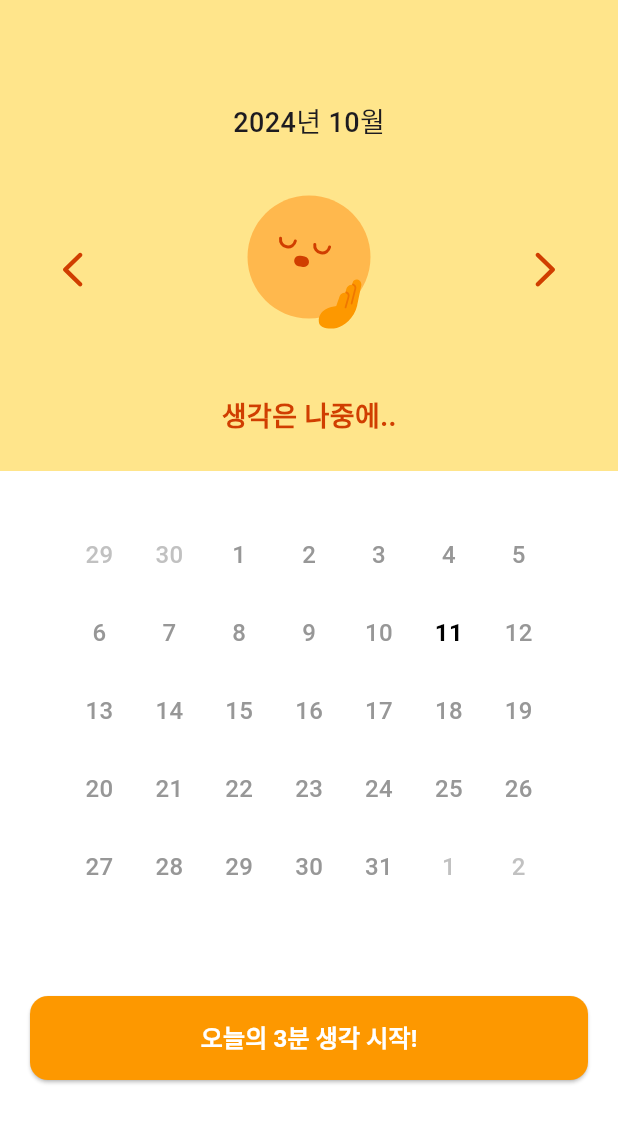
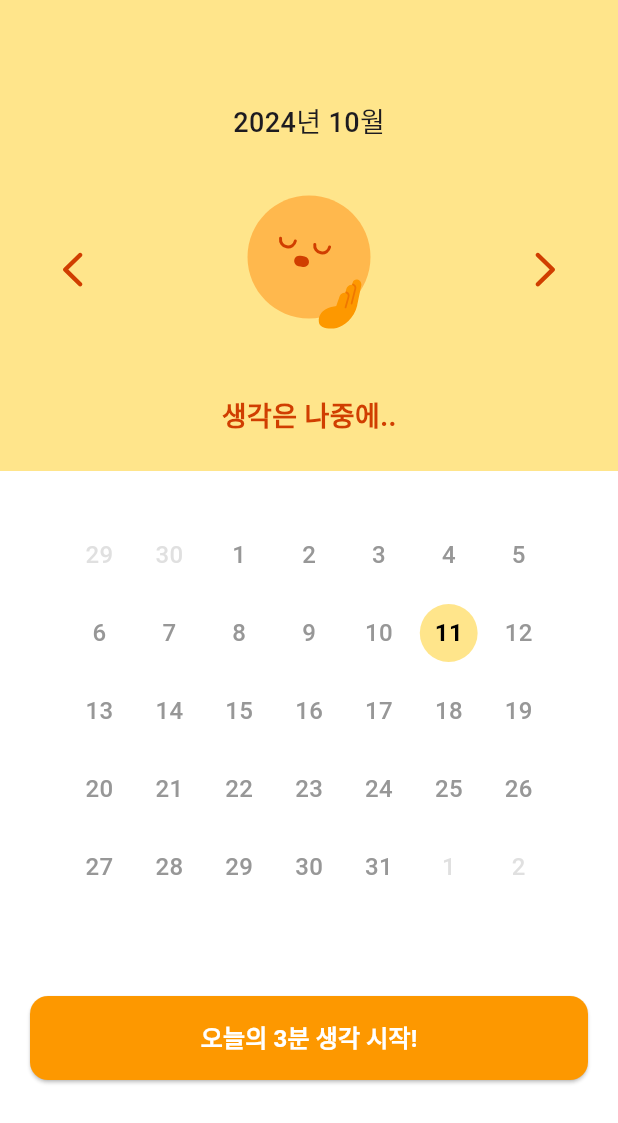
Before and after one commit to hulkcodeer/threeminthinking, a Flutter app: the HomeScreen screen opened by its route, on a phone screen of 412 x 824 dp. Shown: the top 1123 px of the screen. Run offline on Flutter 3.47's test engine with Material 3 defaults, Android fonts, the phone set to English and light mode, and no system bars; drawn by our look-alikes of table_calendar; our stand-ins replace device_info_plus, flutter_dotenv, flutter_riverpod, flutter_svg, freezed_annotation, go_router and 4 more; missing offline and left inert: android_id; accounts and stored records are empty; network calls fail.

Commit message:
:construction: 홈화면 관련한 UI 수정, Freezed 쓰도록 변경

```diff
--- a/lib/screens/history_screen.dart
+++ b/lib/screens/history_screen.dart
@@ -4,14 +4,9 @@ import 'package:go_router/go_router.dart';
 import 'package:flutter_riverpod/flutter_riverpod.dart';
 import 'package:intl/intl.dart';
 import 'package:threeminthinking/providers/user_provider.dart';
+import 'package:threeminthinking/screens/home_screen.dart';
+import 'package:threeminthinking/screens/splash_screen.dart';
 import '../providers/thinking_log_provider.dart';
-
-// Riverpod 프로바이더 정의
-final userProvider =
-    StateNotifierProvider<UserNotifier, ThinkingUser?>((ref) => UserNotifier());
-final thinkingLogsProvider =
-    StateNotifierProvider<ThinkingLogsNotifier, List<ThinkingLog>>(
-        (ref) => ThinkingLogsNotifier());
 
 class HistoryScreen extends ConsumerWidget {
   final String date;
--- a/lib/screens/home_screen.dart
+++ b/lib/screens/home_screen.dart
@@ -5,18 +5,12 @@ import 'package:intl/intl.dart';
 import 'package:lottie/lottie.dart';
 import 'package:flutter_riverpod/flutter_riverpod.dart';
 import 'package:go_router/go_router.dart';
+import 'package:threeminthinking/screens/splash_screen.dart';
 import 'package:threeminthinking/utils/ad_helper.dart';
 import 'package:threeminthinking/utils/hexcolor.dart';
 import '../providers/user_provider.dart';
 import '../providers/thinking_log_provider.dart';
 import 'package:google_mobile_ads/google_mobile_ads.dart';
-
-// Riverpod 프로바이더 정의
-final userProvider =
-    StateNotifierProvider<UserNotifier, ThinkingUser?>((ref) => UserNotifier());
-final thinkingLogsProvider =
-    StateNotifierProvider<ThinkingLogsNotifier, List<ThinkingLog>>(
-        (ref) => ThinkingLogsNotifier());
 
 class HomeScreen extends ConsumerStatefulWidget {
   const HomeScreen({super.key});
@@ -67,9 +61,15 @@ class _HomeScreenState extends ConsumerState<HomeScreen> {
 
   void _updateMarkedDates() {
     final logs = ref.read(thinkingLogsProvider);
-
     setState(() {
-      _markedDates = {for (var log in logs) DateTime.parse(log.dateDesc): true};
+      _markedDates = {
+        for (var log in logs)
+          DateTime(
+            DateTime.parse(log.dateDesc).year,
+            DateTime.parse(log.dateDesc).month,
+            DateTime.parse(log.dateDesc).day,
+          ): true
+      };
 
       final currentMonth = DateFormat('yyyy-MM').format(_focusedDay);
       final currentMonthLogs = logs
@@ -95,8 +95,6 @@ class _HomeScreenState extends ConsumerState<HomeScreen> {
 
   @override
   Widget build(BuildContext context) {
-    final thinkingLogs = ref.watch(thinkingLogsProvider);
-
     return Scaffold(
       backgroundColor: HexColor('#FFFFFFFF'),
       body: Column(
@@ -179,33 +177,23 @@ class _HomeScreenState extends ConsumerState<HomeScreen> {
           context.push('/history?date=${DateFormat('yyyy-MM-dd').format(day)}');
         },
         calendarStyle: CalendarStyle(
-          selectedDecoration: const BoxDecoration(
-            color: Color(0xFFFFE58B),
+          // 기존 스타일 설정 유지
+          // 오늘 날짜의 기본 스타일을 비활성화
+          todayDecoration: const BoxDecoration(
             shape: BoxShape.circle,
+            color: Colors.transparent,
           ),
           todayTextStyle: const TextStyle(
-            color: Colors.black,
-            fontSize: 16,
-            fontWeight: FontWeight.w700,
-          ),
-          todayDecoration: BoxDecoration(
-            color: Colors.transparent,
-            shape: BoxShape.circle,
-            border: Border.all(color: Colors.transparent, width: 0),
-          ),
-          markerDecoration: const BoxDecoration(
-            color: Color(0xFFFFE58B),
-            shape: BoxShape.circle,
-          ),
+              color: Colors.black, fontSize: 16, fontWeight: FontWeight.w700),
         ),
         calendarBuilders: CalendarBuilders(
           defaultBuilder: (context, day, focusedDay) {
-            return _buildCalendarDayContainer(day, false);
+            return _buildCalendarDayContainer(day, false, false);
           },
           outsideBuilder: (context, day, focusedDay) {
             return Stack(
               children: [
-                _buildCalendarDayContainer(day, true),
+                _buildCalendarDayContainer(day, true, false),
                 Positioned.fill(
                   child: Container(
                     color: Colors.white.withOpacity(0.4),
@@ -214,27 +202,46 @@ class _HomeScreenState extends ConsumerState<HomeScreen> {
               ],
             );
           },
+          todayBuilder: (context, day, focusedDay) {
+            return _buildCalendarDayContainer(day, false, true);
+          },
+          markerBuilder: (context, day, events) {
+            // 마커 빌더는 더 이상 필요하지 않으므로 null 반환
+            return null;
+          },
         ),
       ),
     );
   }
 
-  Widget _buildCalendarDayContainer(DateTime day, bool isOutside) {
+  Widget _buildCalendarDayContainer(
+      DateTime day, bool isOutside, bool isToday) {
+    bool isMarked = _markedDates.keys.any((date) =>
+        date.year == day.year &&
+        date.month == day.month &&
+        date.day == day.day);
+
     return Container(
       margin: const EdgeInsets.all(4.0),
       alignment: Alignment.center,
-      decoration: _markedDates[day] != null
-          ? const BoxDecoration(
-              color: Color(0xFFFFE58B), shape: BoxShape.circle)
+      decoration: isMarked || isToday
+          ? BoxDecoration(
+              color: const Color(0xFFFFE58B),
+              shape: BoxShape.circle,
+            )
           : null,
       child: Text(
         '${day.day}',
         style: TextStyle(
           fontSize: 16,
-          fontWeight: FontWeight.w500,
-          color: _markedDates[day] != null
-              ? const Color(0xFFD03E00)
-              : HexColor('#979797'),
+          fontWeight: isToday ? FontWeight.w700 : FontWeight.w500,
+          color: isToday
+              ? Colors.black
+              : isMarked
+                  ? const Color(0xFFD03E00)
+                  : (isOutside
+                      ? HexColor('#979797').withOpacity(0.5)
+                      : HexColor('#979797')),
         ),
       ),
     );
--- a/pubspec.yaml
+++ b/pubspec.yaml
@@ -16,7 +16,7 @@ publish_to: "none" # Remove this line if you wish to publish to pub.dev
 # https://developer.apple.com/library/archive/documentation/General/Reference/InfoPlistKeyReference/Articles/CoreFoundationKeys.html
 # In Windows, build-name is used as the major, minor, and patch parts
 # of the product and file versions while build-number is used as the build suffix.
-version: 1.0.0+8
+version: 1.0.0+12
 
 environment:
   sdk: ^3.5.3
@@ -47,6 +47,9 @@ dependencies:
   lottie: ^3.1.2
   go_router: ^14.3.0
   flutter_dotenv: ^5.0.2
+  json_serializable: ^6.0.1
+  json_annotation: ^4.0.1
+  app_links: ^6.1.1
 
 dev_dependencies:
   flutter_test:
```
Also changed, not shown: lib/main.dart (+6 -4 lines), lib/providers/thinking_log_provider.dart (+15 -21 lines), lib/screens/splash_screen.dart (+7 -23 lines), lib/screens/think3min_screen.dart (+58 -17 lines), assets/images/hint_close.svg (added), lib/providers/thinking_log_provider.freezed.dart (added), lib/providers/thinking_log_provider.g.dart (added).
